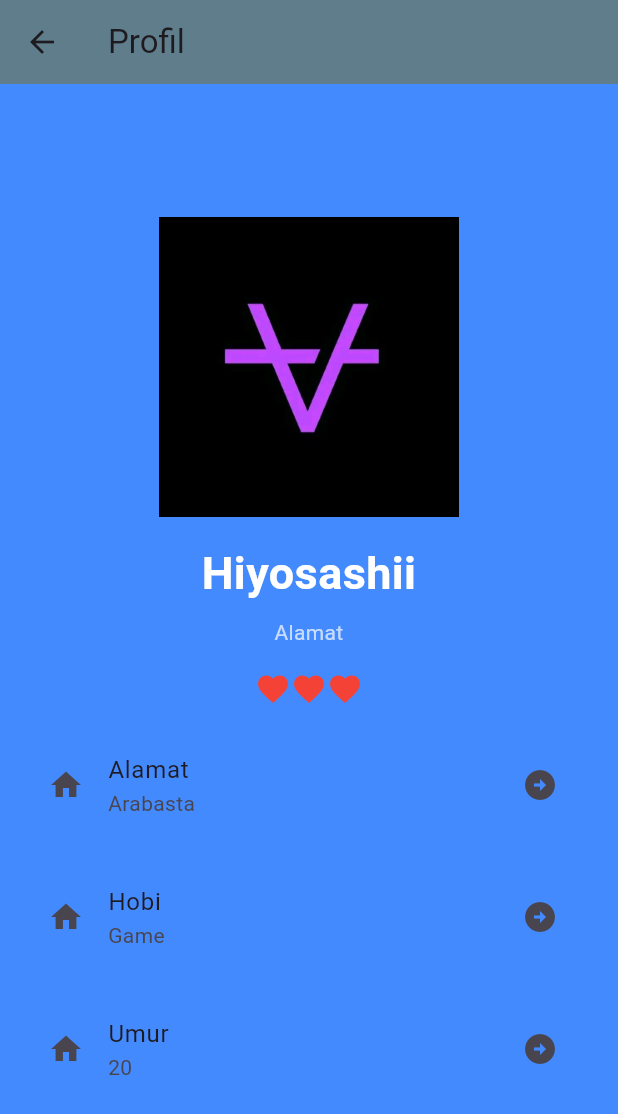
After one commit to rullxd/testapp, a Flutter app: the ProfilScreen screen opened directly, on a phone screen of 412 x 824 dp. The commit adds this screen. Shown: the top 1114 px of the screen. Run offline on Flutter 3.47's test engine with Material 3 defaults, Android fonts, the phone set to English and light mode, and no system bars.

Commit message:
masih eror

```diff
--- /dev/null
+++ b/lib/Profile_screen.dart
@@ -0,0 +1,71 @@
+import 'package:flutter/material.dart';
+
+class ProfilScreen extends StatelessWidget {
+  const ProfilScreen({super.key});
+
+  @override
+  Widget build(BuildContext context) {
+    return Scaffold(
+      backgroundColor: Colors.blueAccent,
+      appBar: AppBar(
+        backgroundColor: Colors.blueGrey,
+        title: const Text("Profil"),
+      ),
+      body: Center(
+        child: ListView(
+          padding: const EdgeInsets.all(16),
+          shrinkWrap: true,
+          children: [
+            Image.asset("assets/Logo for all crypto.jpeg", height: 200),
+            const SizedBox(height: 16),
+            const Text(
+              "Hiyosashii",
+              textAlign: TextAlign.center,
+              style: TextStyle(
+                fontSize: 30,
+                color: Colors.white,
+                fontWeight: FontWeight.bold,
+              ),
+            ),
+            const SizedBox(height: 8),
+            const Text(
+              "Alamat",
+              textAlign: TextAlign.center,
+              style: TextStyle(color: Colors.white70),
+            ),
+            const SizedBox(height: 16),
+            Row(
+              mainAxisAlignment: MainAxisAlignment.center,
+              children: const [
+                Icon(Icons.favorite, color: Colors.red),
+                Icon(Icons.favorite, color: Colors.red),
+                Icon(Icons.favorite, color: Colors.red),
+              ],
+            ),
+            const SizedBox(height: 16),
+            const ListTile(
+              leading: Icon(Icons.home),
+              title: Text("Alamat"),
+              subtitle: Text("Arabasta"),
+              trailing: Icon(Icons.arrow_circle_right),
+            ),
+            const SizedBox(height: 16),
+            const ListTile(
+              leading: Icon(Icons.home),
+              title: Text("Hobi"),
+              subtitle: Text("Game"),
+              trailing: Icon(Icons.arrow_circle_right),
+            ),
+            const SizedBox(height: 16),
+            const ListTile(
+              leading: Icon(Icons.home),
+              title: Text("Umur"),
+              subtitle: Text("20"),
+              trailing: Icon(Icons.arrow_circle_right),
+            ),
+          ],
+        ),
+      ),
+    );
+  }
+}
--- a/lib/penghitung_screen.dart
+++ b/lib/penghitung_screen.dart
@@ -1,4 +1,5 @@
 import 'package:flutter/material.dart';
+import 'Profile_screen.dart';
 
 class Penghitungscreen extends StatefulWidget {
   const Penghitungscreen({super.key});
@@ -16,6 +17,12 @@ class _PenghitungscreenState extends State<Penghitungscreen> {
     print("ini nilai = $nilai");
   }
 
+  pindahHalaman() {
+    Navigator.of(
+      context,
+    ).push(MaterialPageRoute(builder: (_) => const ProfilScreen()));
+  }
+
   @override
   Widget build(BuildContext context) {
     return Scaffold(
@@ -31,6 +38,7 @@ class _PenghitungscreenState extends State<Penghitungscreen> {
               },
               child: Text("Hitung"),
             ),
+            TextButton(onPressed: () {}, child: Text("Pindah Profil")),
           ],
         ),
       ),
--- a/pubspec.yaml
+++ b/pubspec.yaml
@@ -57,6 +57,9 @@ flutter:
   # the material Icons class.
   uses-material-design: true
 
+  assets:
+    - assets/Logo for all crypto.jpeg
+
   # To add assets to your application, add an assets section, like this:
   # assets:
   #   - images/a_dot_burr.jpeg
```
Also changed, not shown: assets/Logo for all crypto.jpeg (added).
